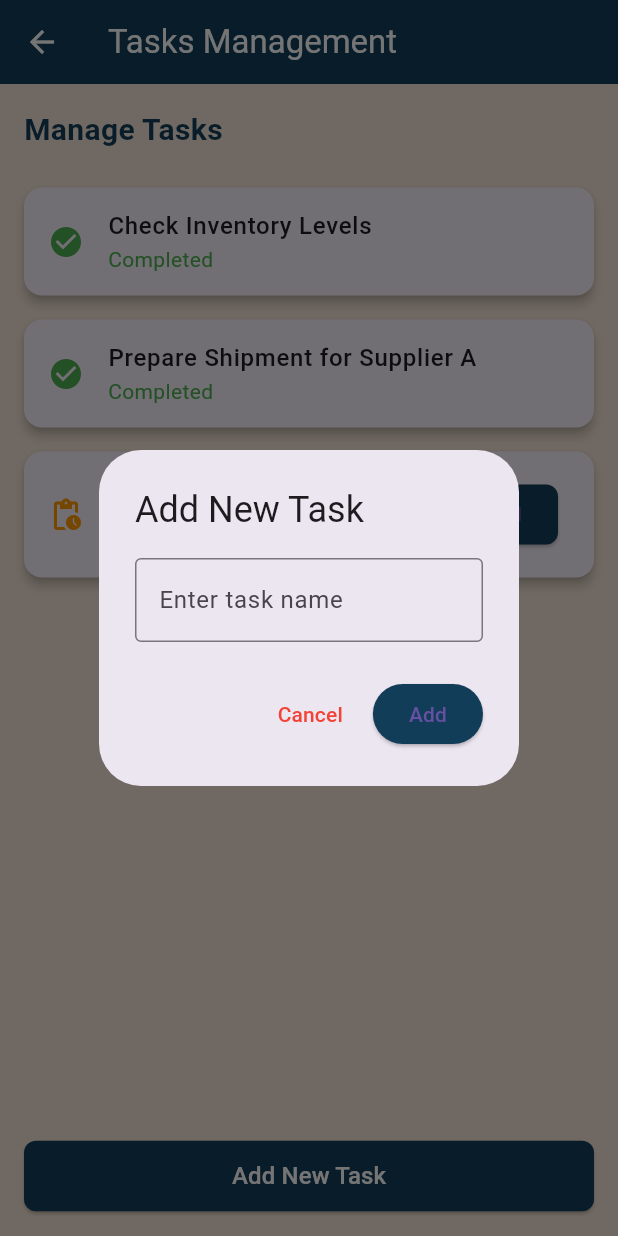
After one commit to 07alizaa/stock_data_hub, a Flutter app: the screen it shows after launch, item 3 of the bottom bar chosen, after a tap on "Mark Completed", after a tap on "Add New Task", on a phone screen of 412 x 824 dp. The commit adds this screen. Run offline on Flutter 3.47's test engine with Material 3 defaults, Android fonts, the phone set to English and light mode, and no system bars; network calls fail.

Commit message:
Created TaskManagement Page and implemented navigation from Main Dashboard - Created a new TaskManagement page to manage tasks. - Added functionality to mark tasks as completed and add new tasks. - Implemented navigation to TaskManagement page from the Main Dashboard using MaterialPageRoute.

```diff
--- a/lib/WareHousePages/MainDashboard.dart
+++ b/lib/WareHousePages/MainDashboard.dart
@@ -1,6 +1,8 @@
 import 'package:flutter/material.dart';
 import 'WInventoryManagement.dart';
 import 'AlertsNotificationScreen.dart'; // Import the AlertsNotifications scre;en
+import 'TaskManagementScreen.dart';
+
 
 
 class Maindashboard extends StatefulWidget {
@@ -83,18 +85,25 @@ class _MaindashboardState extends State<Maindashboard> {
             _selectedIndex = index;
           });
 
+          // Using if-else to navigate to the appropriate screen
           if (index == 1) {
             // Navigate to the InventoryManagementScreen when the "Inventory" tab is tapped
             Navigator.push(
               context,
               MaterialPageRoute(builder: (context) => InventoryManagementScreen()),
             );
-          }
-          else if (index == 3) {
+          } else if (index == 2) {
+            // Navigate to the TaskManagement screen when the "Tasks" tab is tapped
+            Navigator.push(
+              context,
+              MaterialPageRoute(builder: (context) => const TasksManagement()),
+              // Corrected class name
+            );
+          } else if (index == 3) {
             // Navigate to the AlertsNotifications screen when the "Alerts" tab is tapped
             Navigator.push(
               context,
-              MaterialPageRoute(builder: (context) => AlertsNotifications()), // Add this
+              MaterialPageRoute(builder: (context) => AlertsNotifications()), // Alerts Notifications screen
             );
           }
         },
@@ -106,7 +115,6 @@ class _MaindashboardState extends State<Maindashboard> {
           BottomNavigationBarItem(icon: Icon(Icons.notifications), label: 'Alerts'), // Alerts tab
         ],
       ),
-
     );
   }
 
--- /dev/null
+++ b/lib/WareHousePages/TaskManagementScreen.dart
@@ -0,0 +1,170 @@
+import 'package:flutter/material.dart';
+
+class TasksManagement extends StatefulWidget {
+  const TasksManagement({Key? key}) : super(key: key);
+
+  @override
+  _TasksManagementState createState() => _TasksManagementState();
+}
+
+class _TasksManagementState extends State<TasksManagement> {
+  // A list of tasks for demonstration
+  List<Map<String, dynamic>> tasks = [
+    {"title": "Check Inventory Levels", "status": "In Progress"},
+    {"title": "Prepare Shipment for Supplier A", "status": "Completed"},
+    {"title": "Update Stock Records", "status": "Pending"},
+  ];
+
+  // Function to mark a task as completed
+  void _markAsCompleted(int index) {
+    setState(() {
+      tasks[index]["status"] = "Completed";
+    });
+  }
+
+  @override
+  Widget build(BuildContext context) {
+    return Scaffold(
+      appBar: AppBar(
+        backgroundColor: const Color(0xFF123D59),
+        title: const Text("Tasks Management"),
+      ),
+      body: Padding(
+        padding: const EdgeInsets.all(16.0),
+        child: Column(
+          crossAxisAlignment: CrossAxisAlignment.stretch,
+          children: [
+            // Header
+            const Text(
+              "Manage Tasks",
+              style: TextStyle(
+                fontSize: 20,
+                fontWeight: FontWeight.bold,
+                color: Color(0xFF123D59),
+              ),
+            ),
+            const SizedBox(height: 16),
+
+            // List of tasks
+            Expanded(
+              child: ListView.builder(
+                itemCount: tasks.length,
+                itemBuilder: (context, index) {
+                  return Card(
+                    elevation: 3,
+                    margin: const EdgeInsets.symmetric(vertical: 8),
+                    child: ListTile(
+                      leading: Icon(
+                        tasks[index]["status"] == "Completed"
+                            ? Icons.check_circle
+                            : Icons.pending_actions,
+                        color: tasks[index]["status"] == "Completed"
+                            ? Colors.green
+                            : Colors.orange,
+                      ),
+                      title: Text(
+                        tasks[index]["title"],
+                        style: const TextStyle(
+                          fontSize: 16,
+                          fontWeight: FontWeight.w500,
+                        ),
+                      ),
+                      subtitle: Text(
+                        tasks[index]["status"],
+                        style: TextStyle(
+                          color: tasks[index]["status"] == "Completed"
+                              ? Colors.green
+                              : tasks[index]["status"] == "In Progress"
+                              ? Colors.blue
+                              : Colors.red,
+                        ),
+                      ),
+                      trailing: tasks[index]["status"] != "Completed"
+                          ? ElevatedButton(
+                        style: ElevatedButton.styleFrom(
+                          backgroundColor: const Color(0xFF123D59),
+                          shape: RoundedRectangleBorder(
+                            borderRadius: BorderRadius.circular(8),
+                          ),
+                        ),
+                        onPressed: () => _markAsCompleted(index),
+                        child: const Text(
+                          "Mark Completed",
+                          style: TextStyle(fontSize: 12),
+                        ),
+                      )
+                          : null,
+                    ),
+                  );
+                },
+              ),
+            ),
+
+            // Add New Task Button
+            ElevatedButton(
+              style: ElevatedButton.styleFrom(
+                backgroundColor: const Color(0xFF123D59),
+                shape: RoundedRectangleBorder(
+                  borderRadius: BorderRadius.circular(8),
+                ),
+                padding: const EdgeInsets.symmetric(vertical: 12),
+              ),
+              onPressed: _addNewTaskDialog,
+              child: const Text(
+                "Add New Task",
+                style: TextStyle(fontSize: 16, color: Colors.white),
+              ),
+            ),
+          ],
+        ),
+      ),
+    );
+  }
+
+  // Function to show a dialog for adding a new task
+  void _addNewTaskDialog() {
+    final TextEditingController taskController = TextEditingController();
+
+    showDialog(
+      context: context,
+      builder: (context) {
+        return AlertDialog(
+          title: const Text("Add New Task"),
+          content: TextField(
+            controller: taskController,
+            decoration: const InputDecoration(
+              hintText: "Enter task name",
+              border: OutlineInputBorder(),
+            ),
+          ),
+          actions: [
+            TextButton(
+              onPressed: () {
+                Navigator.pop(context);
+              },
+              child: const Text(
+                "Cancel",
+                style: TextStyle(color: Colors.red),
+              ),
+            ),
+            ElevatedButton(
+              style: ElevatedButton.styleFrom(
+                backgroundColor: const Color(0xFF123D59),
+              ),
+              onPressed: () {
+                setState(() {
+                  tasks.add({
+                    "title": taskController.text,
+                    "status": "Pending",
+                  });
+                });
+                Navigator.pop(context);
+              },
+              child: const Text("Add"),
+            ),
+          ],
+        );
+      },
+    );
+  }
+}
```
